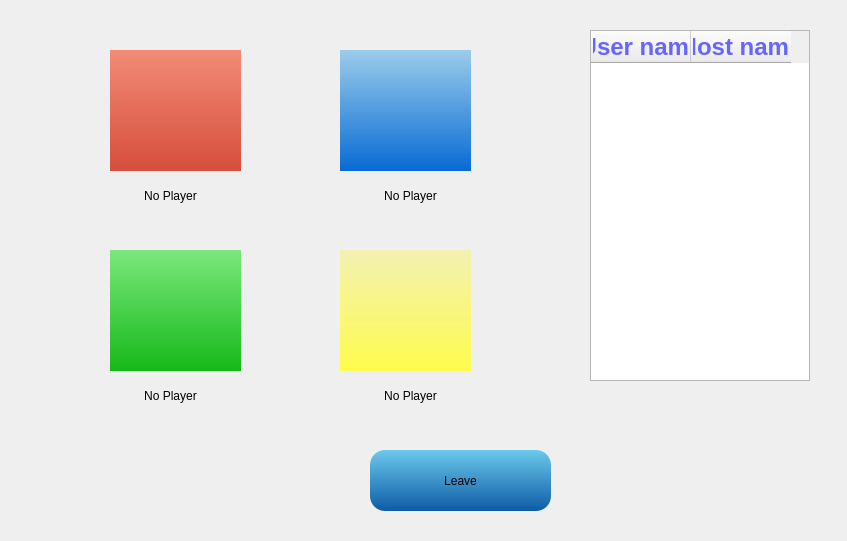
Above: mainwindow/waitingroom.ui from ruanxianzhi/eecs493 before the change. Below: the same form after it.
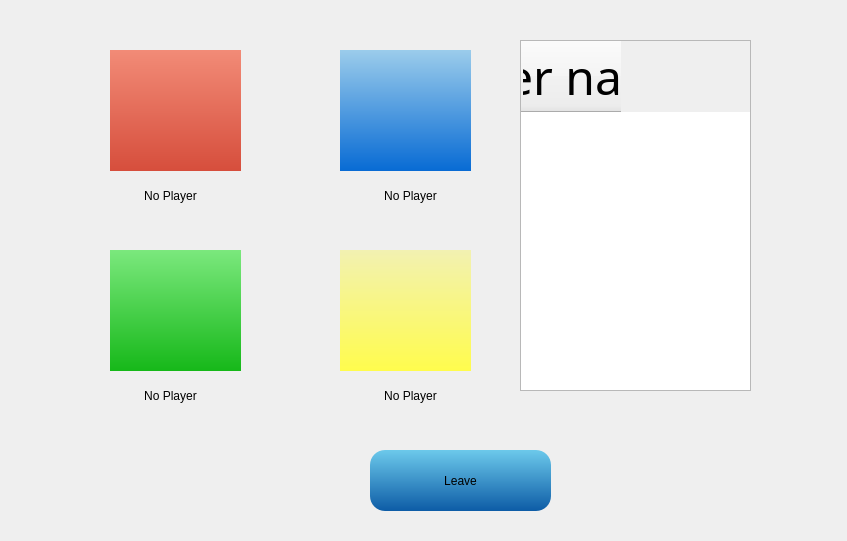
That is the form after the change.

The edit to the form file:
```diff
--- a/mainwindow/waitingroom.ui
+++ b/mainwindow/waitingroom.ui
@@ -35,9 +35,9 @@
   <widget class="QTableWidget" name="tableWidget">
    <property name="geometry">
     <rect>
-     <x>590</x>
-     <y>30</y>
-     <width>220</width>
+     <x>520</x>
+     <y>40</y>
+     <width>231</width>
      <height>351</height>
     </rect>
    </property>
@@ -50,54 +50,18 @@
     </property>
     <property name="font">
      <font>
-      <pointsize>18</pointsize>
-      <weight>75</weight>
-      <bold>true</bold>
+      <family>HanziPen SC</family>
+      <pointsize>36</pointsize>
+      <weight>50</weight>
+      <bold>false</bold>
      </font>
     </property>
     <property name="background">
-     <color>
+     <color alpha="23">
       <red>102</red>
       <green>204</green>
       <blue>255</blue>
      </color>
-    </property>
-    <property name="foreground">
-     <brush brushstyle="SolidPattern">
-      <color alpha="255">
-       <red>102</red>
-       <green>102</green>
-       <blue>255</blue>
-      </color>
-     </brush>
-    </property>
-   </column>
-   <column>
-    <property name="text">
-     <string>Host name</string>
-    </property>
-    <property name="font">
-     <font>
-      <pointsize>18</pointsize>
-      <weight>75</weight>
-      <bold>true</bold>
-     </font>
-    </property>
-    <property name="background">
-     <color>
-      <red>102</red>
-      <green>204</green>
-      <blue>255</blue>
-     </color>
-    </property>
-    <property name="foreground">
-     <brush brushstyle="SolidPattern">
-      <color alpha="255">
-       <red>102</red>
-       <green>102</green>
-       <blue>255</blue>
-      </color>
-     </brush>
     </property>
    </column>
   </widget>
```
